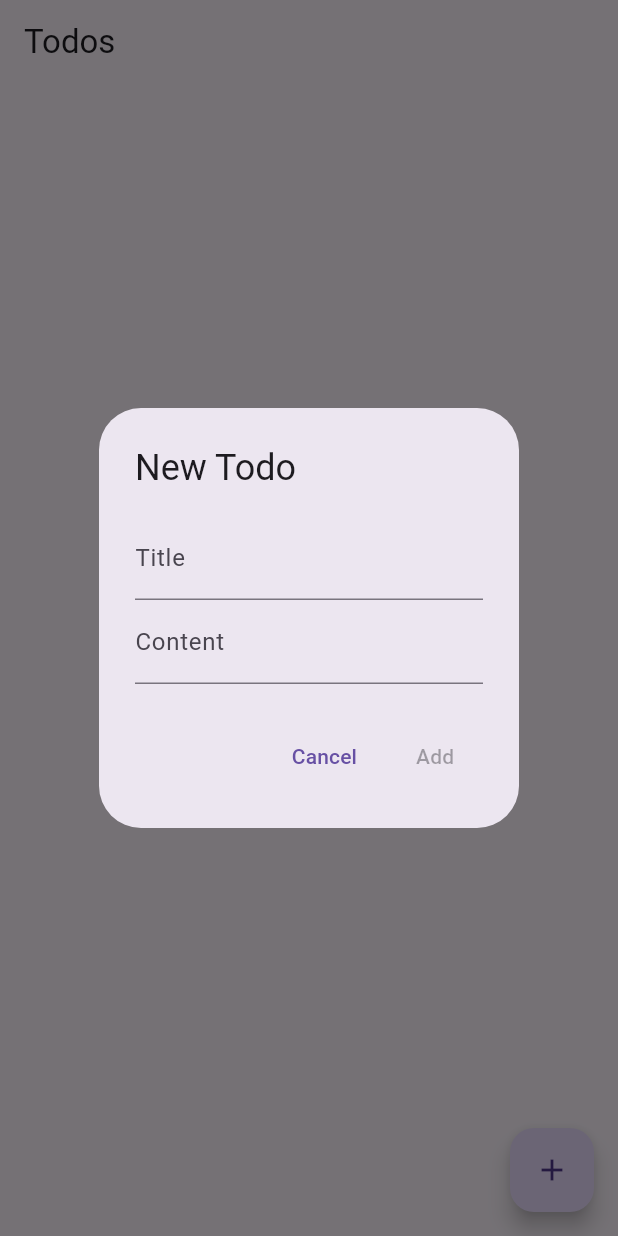
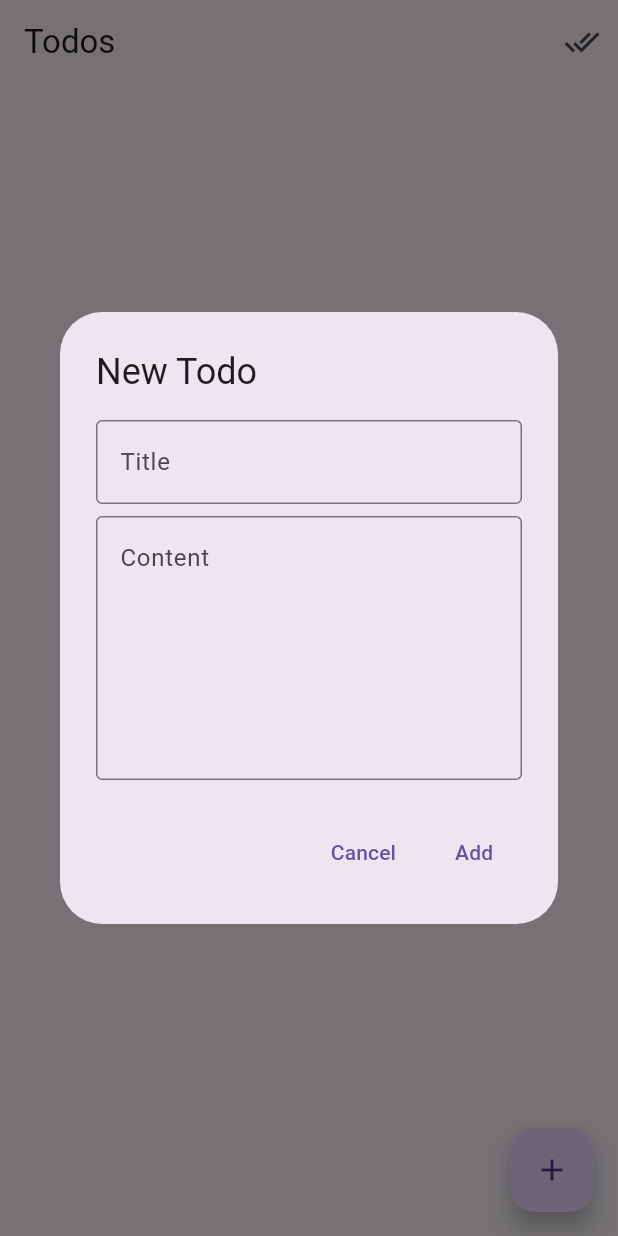
Before and after one commit to Cratis1831/flutter_todo_app, a Flutter app: the screen it shows after launch, after a tap on the "add" icon, on a phone screen of 412 x 824 dp. Run offline on Flutter 3.47's test engine with Material 3 defaults, Android fonts, the phone set to English and light mode, and no system bars; our stand-ins replace isar; accounts and stored records are empty; generated files the repository leaves out were written again.

Commit message:
Refactor TodoListTile and TodoDatabase***

```diff
--- a/lib/database/todo_database.dart
+++ b/lib/database/todo_database.dart
@@ -6,16 +6,12 @@ import 'package:path_provider/path_provider.dart';
 class TodoDatabase extends ChangeNotifier {
   static late Isar isar;
   final List<Todo> _todos = [];
-  final List<Todo> _completedTodos = [];
-  final List<Todo> _incompletedTodos = [];
 
   static Future<void> init() async {
     final dir = await getApplicationDocumentsDirectory();
     isar = await Isar.open([TodoSchema], directory: dir.path);
   }
 
-  List<Todo> get completedTodos => _completedTodos;
-  List<Todo> get incompletedTodos => _incompletedTodos;
   List<Todo> get todos => _todos;
 
   Future<void> createNewTodo(Todo todo) async {
@@ -27,8 +23,6 @@ class TodoDatabase extends ChangeNotifier {
     updatedTodo.id = id;
     await isar.writeTxn(() => isar.todos.put(updatedTodo));
     await loadTodos();
-    await loadCompletedTodos();
-    await loadIncompletedTodos();
   }
 
   Future<void> deleteTodo(int id) async {
@@ -36,27 +30,17 @@ class TodoDatabase extends ChangeNotifier {
     await loadTodos();
   }
 
-  Future<void> loadTodos() async {
-    List<Todo> fetchedTodos = await isar.todos.where().findAll();
+  Future<void> loadTodos({bool filterCompleted = true}) async {
+    List<Todo> fetchedTodos;
+
+    if (filterCompleted) {
+      fetchedTodos = await isar.todos.where().filter().isCompletedEqualTo(!filterCompleted).sortByIsCompleted().thenByTitle().findAll();
+    } else {
+      fetchedTodos = await isar.todos.where().sortByIsCompleted().thenByTitle().findAll();
+    }
 
     _todos.clear();
     _todos.addAll(fetchedTodos);
     notifyListeners();
   }
-
-  Future<void> loadCompletedTodos() async {
-    List<Todo> fetchedTodos = await isar.todos.where().filter().isCompletedEqualTo(true).findAll();
-
-    _completedTodos.clear();
-    _completedTodos.addAll(fetchedTodos);
-    notifyListeners();
-  }
-
-  Future<void> loadIncompletedTodos() async {
-    List<Todo> fetchedTodos = await isar.todos.where().filter().isCompletedEqualTo(false).findAll();
-
-    _incompletedTodos.clear();
-    _incompletedTodos.addAll(fetchedTodos);
-    notifyListeners();
-  }
 }
--- a/lib/pages/todos_screen.dart
+++ b/lib/pages/todos_screen.dart
@@ -15,14 +15,13 @@ class TodosScreen extends StatefulWidget {
 class _TodosScreenState extends State<TodosScreen> {
   TextEditingController titleController = TextEditingController();
   TextEditingController contentController = TextEditingController();
-  late Future<void> loadCompletedTodosFuture;
-  late Future<void> loadIncompletedTodosFuture;
+  late Future<void> loadTodosFuture;
+  bool showCompleted = false;
 
   @override
   void initState() {
     super.initState();
-    loadCompletedTodosFuture = Provider.of<TodoDatabase>(context, listen: false).loadCompletedTodos();
-    loadIncompletedTodosFuture = Provider.of<TodoDatabase>(context, listen: false).loadIncompletedTodos();
+    loadTodosFuture = Provider.of<TodoDatabase>(context, listen: false).loadTodos();
   }
 
   @override
@@ -38,22 +37,23 @@ class _TodosScreenState extends State<TodosScreen> {
       builder: (context) {
         return AlertDialog(
           title: const Text('New Todo'),
-          content: Column(
+          content: SizedBox(
+            width: MediaQuery.of(context).size.width,
+            child: Column(
               mainAxisSize: MainAxisSize.min,
               children: [
                 TextField(
-                decoration: const InputDecoration(
-                  labelText: 'Title',
-                ),
+                  decoration: const InputDecoration(hintText: 'Title', border: OutlineInputBorder()),
                   controller: titleController,
                 ),
+                const SizedBox(height: 8),
                 TextField(
-                decoration: const InputDecoration(
-                  labelText: 'Content',
-                ),
+                  decoration: const InputDecoration(hintText: 'Content', border: OutlineInputBorder()),
                   controller: contentController,
+                  maxLines: 6,
                 ),
               ],
+            ),
           ),
           actions: [
             TextButton(
@@ -63,9 +63,7 @@ class _TodosScreenState extends State<TodosScreen> {
               child: const Text('Cancel'),
             ),
             TextButton(
-              onPressed: titleController.text.isEmpty || contentController.text.isEmpty
-                  ? null
-                  : () async {
+              onPressed: () async {
                 Navigator.of(context).pop();
                 Todo newTodo = Todo(
                   title: titleController.text,
@@ -94,45 +92,34 @@ class _TodosScreenState extends State<TodosScreen> {
           ),
           appBar: AppBar(
             title: const Text('Todos'),
+            actions: [
+              IconButton(
+                onPressed: () async {
+                  setState(() {
+                    showCompleted = !showCompleted;
+                  });
+                  await todoDatabase.loadTodos(filterCompleted: showCompleted);
+                },
+                icon: const Icon(Icons.done_all),
               ),
-          body: Column(
+            ],
+          ),
+          body: SafeArea(
+            child: Padding(
+              padding: const EdgeInsets.all(8.0),
+              child: Column(
                 mainAxisAlignment: MainAxisAlignment.start,
                 children: [
-              Flexible(
-                child: SizedBox(
-                  height: 300,
-                  child: FutureBuilder(
-                    future: loadIncompletedTodosFuture,
-                    builder: (context, builder) {
-                      return ListView.builder(
-                        itemCount: todoDatabase.incompletedTodos.length,
-                        itemBuilder: (context, index) {
-                          Todo todo = todoDatabase.incompletedTodos[index];
-                          return TodoListTile(
-                            todo: todo,
-                            onChanged: (isCompleted) {
-                              todoDatabase.updateTodo(
-                                todo.id,
-                                todo.copyWith(isCompleted: isCompleted),
-                              );
-                            },
-                          );
-                        },
-                      );
-                    },
-                  ),
-                ),
-              ),
                   Expanded(
                     child: SizedBox(
                       height: 300,
                       child: FutureBuilder(
-                    future: loadCompletedTodosFuture,
+                        future: loadTodosFuture,
                         builder: (context, builder) {
                           return ListView.builder(
-                        itemCount: todoDatabase.completedTodos.length,
+                            itemCount: todoDatabase.todos.length,
                             itemBuilder: (context, index) {
-                          Todo todo = todoDatabase.completedTodos[index];
+                              Todo todo = todoDatabase.todos[index];
                               return TodoListTile(
                                 todo: todo,
                                 onChanged: (isCompleted) {
@@ -150,6 +137,8 @@ class _TodosScreenState extends State<TodosScreen> {
                   ),
                 ],
               ),
+            ),
+          ),
         );
       },
     );
```
Also changed, not shown: lib/widgets/todo_list_tile.dart (+30 -6 lines). Lines whose indentation alone changed are shown as unchanged.
